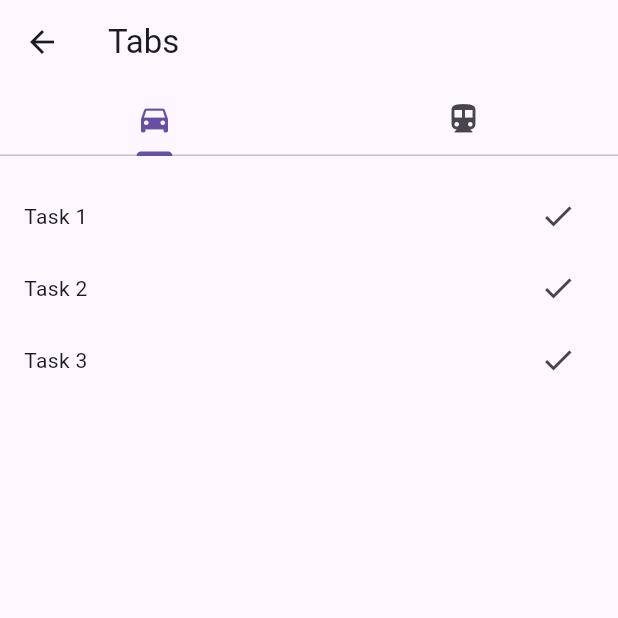
After one commit to TesteurManiak/state_management_experiment, a Flutter app: the screen it shows after launch, after a tap on "Tasks", on a phone screen of 412 x 824 dp, the top half of it. The commit adds this screen. Run offline on Flutter 3.47's test engine with Material 3 defaults, Android fonts, the phone set to English and light mode, and no system bars; our stand-ins replace freezed_annotation.

```diff
--- a/lib/features/home/ui/pages/home_page.dart
+++ b/lib/features/home/ui/pages/home_page.dart
@@ -1,4 +1,5 @@
 import 'package:flutter/material.dart';
+import 'package:state_management_experiment/features/tasks/ui/pages/tasks_page.dart';
 
 import '../../../counter/ui/pages/counter_page.dart';
 import '../../../dual_counters/ui/pages/dual_counters_page.dart';
@@ -18,14 +19,12 @@ class HomePage extends StatelessWidget {
           mainAxisAlignment: MainAxisAlignment.center,
           spacing: 8,
           children: [
-            _NavigationButton(
-              label: 'Counter',
-              builder: (_) => CounterPage(),
-            ),
+            _NavigationButton(label: 'Counter', builder: (_) => CounterPage()),
             _NavigationButton(
               label: 'Dual Counters',
               builder: (_) => DualCountersPage(),
             ),
+            _NavigationButton(label: 'Tasks', builder: (_) => TasksPage()),
           ],
         ),
       ),
--- /dev/null
+++ b/lib/features/tasks/domain/entities/task.dart
@@ -0,0 +1,11 @@
+import 'package:freezed_annotation/freezed_annotation.dart';
+
+part 'task.freezed.dart';
+
+@freezed
+abstract class Task with _$Task {
+  const factory Task({
+    required String title,
+    required bool isDone,
+  }) = _Task;
+}
--- /dev/null
+++ b/lib/features/tasks/ui/pages/tasks_page.dart
@@ -0,0 +1,26 @@
+import 'package:flutter/material.dart';
+
+import '../widgets/task_list.dart';
+
+class TasksPage extends StatelessWidget {
+  const TasksPage({super.key});
+
+  @override
+  Widget build(BuildContext context) {
+    return DefaultTabController(
+      length: 2,
+      child: Scaffold(
+        appBar: AppBar(
+          title: Text('Tabs'),
+          bottom: TabBar(
+            tabs: [
+              Tab(icon: Icon(Icons.directions_car)),
+              Tab(icon: Icon(Icons.directions_transit)),
+            ],
+          ),
+        ),
+        body: TaskList(),
+      ),
+    );
+  }
+}
--- /dev/null
+++ b/lib/features/tasks/ui/states/task_page_state.dart
@@ -0,0 +1,13 @@
+import 'package:freezed_annotation/freezed_annotation.dart';
+import 'package:state_management_experiment/features/tasks/domain/entities/task.dart';
+
+part 'task_page_state.freezed.dart';
+
+@freezed
+abstract class TaskPageState with _$TaskPageState {
+  const factory TaskPageState({
+    @Default([]) List<Task> todoTasks,
+    @Default([]) List<Task> archivedTasks,
+    @Default(true) bool isLoading,
+  }) = _TaskPageState;
+}
--- /dev/null
+++ b/lib/features/tasks/ui/view_models/tasks_view_model.dart
@@ -0,0 +1,45 @@
+import 'package:state_management/state_management.dart';
+
+import '../../domain/entities/task.dart';
+import '../states/task_page_state.dart';
+
+class TasksViewModel extends ViewModel<TaskPageState> {
+  TasksViewModel() : super(const TaskPageState());
+
+  Future<void> fetchTasks() async {
+    state = state.copyWith(isLoading: true);
+    await Future.delayed(const Duration(seconds: 1));
+    state = state.copyWith(
+      todoTasks: [
+        Task(title: 'Task 1', isDone: false),
+        Task(title: 'Task 2', isDone: false),
+        Task(title: 'Task 3', isDone: false),
+      ],
+      archivedTasks: [
+        Task(title: 'Task 4', isDone: true),
+        Task(title: 'Task 5', isDone: true),
+        Task(title: 'Task 6', isDone: true),
+      ],
+      isLoading: false,
+    );
+  }
+
+  void toggleTaskStatus(Task task) {
+    final func = task.isDone ? todoTask : archiveTask;
+    func(task);
+  }
+
+  void todoTask(Task task) {
+    state = state.copyWith(
+      archivedTasks: state.archivedTasks.where((t) => t != task).toList(),
+      todoTasks: [...state.todoTasks, task.copyWith(isDone: false)],
+    );
+  }
+
+  void archiveTask(Task task) {
+    state = state.copyWith(
+      todoTasks: state.todoTasks.where((t) => t != task).toList(),
+      archivedTasks: [...state.archivedTasks, task.copyWith(isDone: true)],
+    );
+  }
+}
--- /dev/null
+++ b/lib/features/tasks/ui/widgets/app_loader.dart
@@ -0,0 +1,10 @@
+import 'package:flutter/material.dart';
+
+class AppLoader extends StatelessWidget {
+  const AppLoader({super.key});
+
+  @override
+  Widget build(BuildContext context) {
+    return Center(child: const CircularProgressIndicator());
+  }
+}
--- /dev/null
+++ b/lib/features/tasks/ui/widgets/task_list.dart
@@ -0,0 +1,106 @@
+import 'package:flutter/material.dart';
+import 'package:state_management_experiment/core/mixins/hook.dart';
+
+import '../../domain/entities/task.dart';
+import '../view_models/tasks_view_model.dart';
+import 'app_loader.dart';
+
+class TaskList extends StatefulWidget {
+  const TaskList({super.key});
+
+  @override
+  State<TaskList> createState() => _TaskListState();
+}
+
+class _TaskListState extends State<TaskList> with HookMixin {
+  late final viewModel = useNotifier(TasksViewModel());
+
+  @override
+  void initState() {
+    super.initState();
+    WidgetsBinding.instance.addPostFrameCallback((_) {
+      viewModel.fetchTasks();
+    });
+  }
+
+  @override
+  Widget build(BuildContext context) {
+    return Padding(
+      padding: const EdgeInsets.all(16.0),
+      child: ValueListenableBuilder(
+        valueListenable: viewModel.select((state) => state.isLoading),
+        builder: (context, isLoading, _) {
+          return isLoading
+              ? AppLoader()
+              : TabBarView(
+                  children: <Widget>[
+                    ValueListenableBuilder(
+                      valueListenable:
+                          viewModel.select((state) => state.todoTasks),
+                      builder: (_, value, __) => _TaskListDetail(
+                        taskList: value,
+                        viewModel: viewModel,
+                      ),
+                    ),
+                    ValueListenableBuilder(
+                      valueListenable:
+                          viewModel.select((state) => state.archivedTasks),
+                      builder: (_, value, __) => _TaskListDetail(
+                        taskList: value,
+                        viewModel: viewModel,
+                      ),
+                    ),
+                  ],
+                );
+        },
+      ),
+    );
+  }
+}
+
+class _TaskListDetail extends StatelessWidget {
+  const _TaskListDetail({
+    required this.taskList,
+    required this.viewModel,
+  });
+
+  final List<Task> taskList;
+  final TasksViewModel viewModel;
+
+  @override
+  Widget build(BuildContext context) {
+    return ListView(
+      children: [
+        for (final task in taskList)
+          _TaskItem(
+            task: task,
+            viewModel: viewModel,
+          )
+      ],
+    );
+  }
+}
+
+class _TaskItem extends StatelessWidget {
+  const _TaskItem({
+    required this.task,
+    required this.viewModel,
+  });
+
+  final Task task;
+  final TasksViewModel viewModel;
+
+  @override
+  Widget build(BuildContext context) {
+    return Row(
+      children: [
+        Text(task.title),
+        Spacer(),
+        IconButton(
+          onPressed: () => viewModel.toggleTaskStatus(task),
+          icon: Icon(task.isDone ? Icons.hourglass_empty : Icons.done),
+        )
+      ],
+    );
+  }
+}
```
Also changed, not shown: packages/state_management/lib/src/mixins/auto_dispose_notifier.dart (deleted, +0 -23 lines), packages/state_management/lib/src/view_model.dart (+27 -18 lines), lib/features/tasks/domain/entities/task.freezed.dart (added), lib/features/tasks/ui/states/task_page_state.freezed.dart (added).
